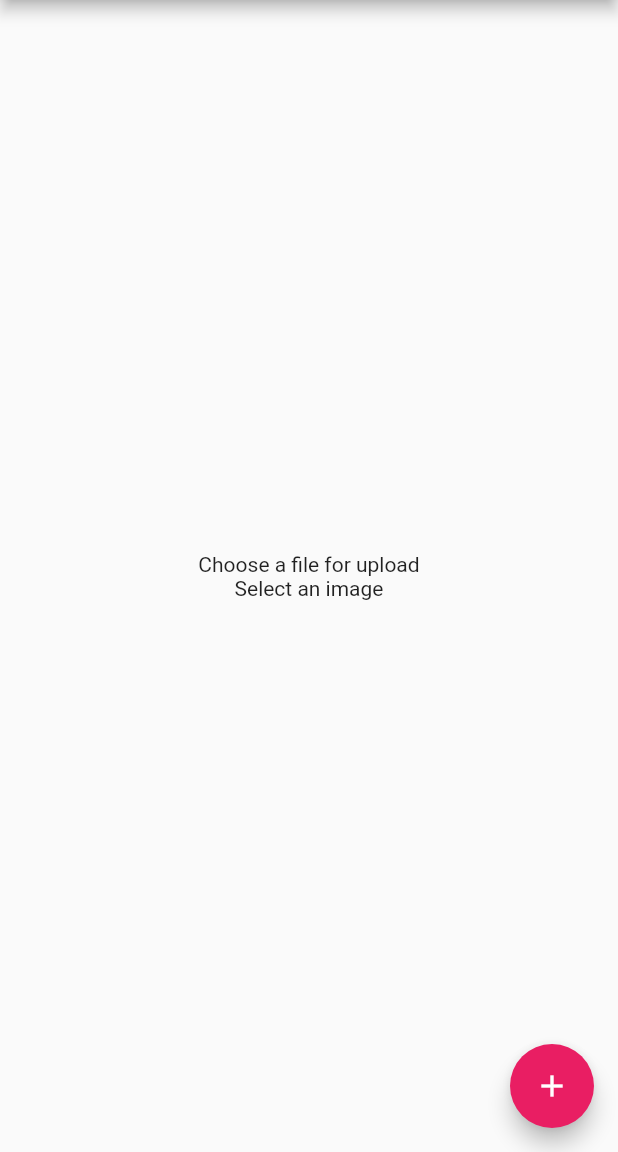
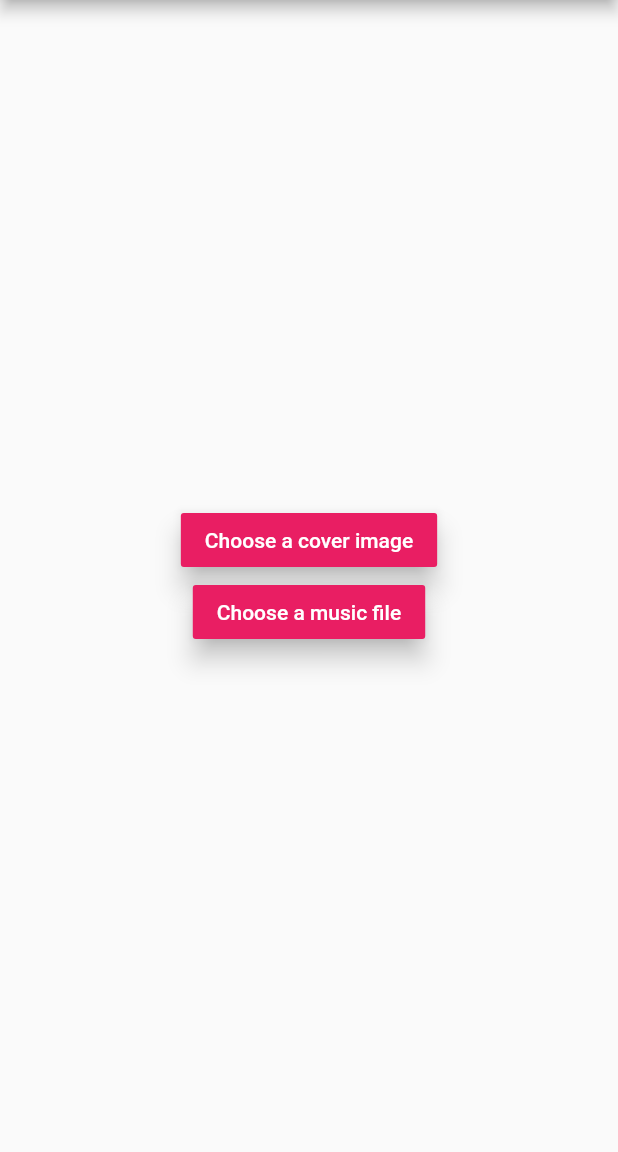
Before and after one commit to Dolphinstudio1/fitmix, a Flutter app: the screen it shows after launch, after a tap on the "add" icon, on a phone screen of 412 x 824 dp, the part 84-1236 px from its top. Run offline on Flutter 3.47's test engine with Material 2 defaults, Android fonts, the phone set to English and light mode, and no system bars; our stand-ins replace file_picker, firebase_storage, image_picker; accounts and stored records are empty.

Commit message:
Fitt mix v0.12
- dart file separation
- file picker implementation
- desktop app (hover) implementation

```diff
--- /dev/null
+++ b/lib/home.dart
@@ -0,0 +1,218 @@
+import 'package:flutter/material.dart';
+import 'dart:io';
+//import 'dart:html' as html;
+import 'package:path/path.dart' as path;
+
+//Image plugin
+import 'package:image_picker/image_picker.dart';
+
+//File picker web plugin
+//import 'package:file_picker_web/file_picker_web.dart';
+import 'package:file_picker/file_picker.dart';
+
+//Firebase storage plugin
+import 'package:firebase_storage/firebase_storage.dart';
+
+
+class MyHomePage extends StatefulWidget {
+  MyHomePage({Key key, this.title}) : super(key: key);
+
+  // This widget is the home page of your application. It is stateful, meaning
+  // that it has a State object (defined below) that contains fields that affect
+  // how it looks.
+
+  // This class is the configuration for the state. It holds the values (in this
+  // case the title) provided by the parent (in this case the App widget) and
+  // used by the build method of the State. Fields in a Widget subclass are
+  // always marked "final".
+
+  final String title;
+
+  @override
+  _MyHomePageState createState() => _MyHomePageState();
+}
+
+class _MyHomePageState extends State<MyHomePage> {
+  File imageFile;
+  File musicFile;
+  final picker = ImagePicker();
+  bool _floatingActionButtonShow = true;
+  bool selectContantsFlag = false;
+  var imageFileName;
+  var musicFileName;
+  final firebaseStorage = FirebaseStorage.instance;
+  //StorageReference listRef = firebaseStorage.ref().child("files/uid");
+  //List<StorageUploadTask> _tasks = <StorageUploadTask>[];
+
+  Future _uploadImageFile() async {
+    //final tempImage = await picker.getImage(source: ImageSource.gallery);
+    File chosenImage = await FilePicker.getFile(type: FileType.image);
+    imageFileName = path.basename(chosenImage.path);
+    print("imageFileName - " + imageFileName);
+    /*floatingActionButton: Visibility(
+      child: FloatingActionButton(onPressed: ),
+      visible: false, // set it to false
+    )*/
+
+    setState(() {
+      // This call to setState tells the Flutter framework that something has
+      // changed in this State, which causes it to rerun the build method below
+      // so that the display can reflect the updated values. If we changed
+      // _counter without calling setState(), then the build method would not be
+      // called again, and so nothing would appear to happen.
+      //_counter++;
+      imageFile = File(chosenImage.path);
+    });
+  }
+
+  Future _uploadMusicFile() async {
+    File file = await FilePicker.getFile(type: FileType.audio);
+    musicFileName = path.basename(file.path);
+    print("musicFileName - " + musicFileName);
+
+    setState(() {
+      musicFile = file;
+    });
+  }
+
+  void selectContentsMethod() {
+    _floatingActionButtonShow = false;
+    setState(() {
+      selectContantsFlag = true;
+    });
+  }
+
+  @override
+  Widget build(BuildContext context) {
+    // This method is rerun every time setState is called, for instance as done
+    // by the _incrementCounter method above.
+    //
+    // The Flutter framework has been optimized to make rerunning build methods
+    // fast, so that you can just rebuild anything that needs updating rather
+    // than having to individually change instances of widgets.
+
+    /*final List<Widget> children = <Widget>[];
+    _tasks.forEach((StorageUploadTask task) {
+      final Widget tile = UploadTaskListTile(
+        task: task,
+        onDismissed: () => setState(() => _tasks.remove(task)),
+        onDownload: () => _downloadFile(task.lastSnapshot.ref),
+      );
+      children.add(tile);
+    });*/
+
+    return Scaffold(
+      appBar: AppBar(
+        // Here we take the value from the MyHomePage object that was created by
+        // the App.build method, and use it to set our appbar title.
+        title: Text(widget.title),
+      ),
+      body: Center(
+        // Center is a layout widget. It takes a single child and positions it
+        // in the middle of the parent.
+        child: Column(
+          // Column is also a layout widget. It takes a list of children and
+          // arranges them vertically. By default, it sizes itself to fit its
+          // children horizontally, and tries to be as tall as its parent.
+          //
+          // Invoke "debug painting" (press "p" in the console, choose the
+          // "Toggle Debug Paint" action from the Flutter Inspector in Android
+          // Studio, or the "Toggle Debug Paint" command in Visual Studio Code)
+          // to see the wireframe for each widget.
+          //
+          // Column has various properties to control how it sizes itself and
+          // how it positions its children. Here we use mainAxisAlignment to
+          // center the children vertically; the main axis here is the vertical
+          // axis because Columns are vertical (the cross axis would be
+          // horizontal).
+          mainAxisAlignment: MainAxisAlignment.center,
+          children: <Widget>[
+            Text(
+              '',
+            ),
+            /*Text(
+              '$_counter',
+              style: Theme.of(context).textTheme.headline4,
+            ),*/
+
+            if (selectContantsFlag == false) Text('Choose a mix for upload') else selectContents(),
+            //imageFile == null? selectContents() : selectContents(), //enableUpload()
+            if(imageFile != null && musicFile != null) enableUpload() else Text(''),
+            //var dowurl = await (await imageUploadTask.onComplete).firebaseStorageRefImage.getDownloadURL();
+          ],
+        ),
+
+
+
+      ),
+      floatingActionButton: Visibility(
+        visible: _floatingActionButtonShow,
+        child: FloatingActionButton(
+            tooltip: 'Upload', child: Icon(Icons.add), onPressed: selectContentsMethod)
+      ), // This trailing comma makes auto-formatting nicer for build methods.
+    );
+  }
+
+  Widget selectContents() {
+    return Container(
+      child: Column(
+        children: <Widget>[
+        if(imageFile != null)
+          Image.file(imageFile, height: 300.0, width: 300.0),
+        RaisedButton(
+          elevation: 7.0,
+          child: Text('Choose a cover image'),
+          textColor: Colors.white,
+          color: Colors.pink,
+          onPressed: _uploadImageFile
+        ),
+        RaisedButton(
+          elevation: 7.0,
+          child: Text('Choose a music file'),
+          textColor: Colors.white,
+          color: Colors.pink,
+          onPressed: _uploadMusicFile
+        )],
+      ),
+    );
+  }
+
+  Widget enableUpload() {
+    return Container(
+      child: Column(
+        children: <Widget>[
+          RaisedButton(
+            elevation: 7.0,
+            child: Text('Upload'),
+            textColor: Colors.white,
+            color: Colors.pink,
+            onPressed: () {
+              final StorageReference firebaseStorageRefImage = firebaseStorage.ref().child(imageFileName);
+              final StorageReference firebaseStorageRefMusic = firebaseStorage.ref().child(musicFileName);
+              final StorageUploadTask imageUploadTask = firebaseStorageRefImage.putFile(imageFile);
+              final StorageUploadTask musicUploadTask = firebaseStorageRefMusic.putFile(musicFile);
+              setState(() {
+                selectContantsFlag = false;
+                imageFile = null;
+                musicFile = null;
+                _floatingActionButtonShow = true;
+              });
+            },
+          )
+          //final storageTaskSnapshot = await task.onComplete;
+        ],
+      ),
+    );
+  }
+
+  /*Future<String> uploadImage(var imageFile ) async {
+    StorageReference ref = storage.ref().child("/photo.jpg");
+    StorageUploadTask uploadTask = ref.putFile(imageFile);
+
+    var dowurl = await (await uploadTask.onComplete).ref.getDownloadURL();
+    url = dowurl.toString();
+
+    return url;
+  }*/
+
+}
--- a/lib/main.dart
+++ b/lib/main.dart
@@ -1,13 +1,5 @@
-import 'dart:io';
-//import 'dart:html' as html;
-
 import 'package:flutter/material.dart';
-
-//Image plugin
-import 'package:image_picker/image_picker.dart';
-
-//Firebase storage plugin
-import 'package:firebase_storage/firebase_storage.dart';
+import 'home.dart';
 
 void main() {
   runApp(MyApp());
@@ -39,115 +31,3 @@ class MyApp extends StatelessWidget {
     );
   }
 }
-
-class MyHomePage extends StatefulWidget {
-  MyHomePage({Key key, this.title}) : super(key: key);
-
-  // This widget is the home page of your application. It is stateful, meaning
-  // that it has a State object (defined below) that contains fields that affect
-  // how it looks.
-
-  // This class is the configuration for the state. It holds the values (in this
-  // case the title) provided by the parent (in this case the App widget) and
-  // used by the build method of the State. Fields in a Widget subclass are
-  // always marked "final".
-
-  final String title;
-
-  @override
-  _MyHomePageState createState() => _MyHomePageState();
-}
-
-class _MyHomePageState extends State<MyHomePage> {
-  int _counter = 0;
-  File coverImage;
-  final picker = ImagePicker();
-
-  Future _uploadFile() async {
-    final tempImage = await picker.getImage(source: ImageSource.gallery);
-
-    setState(() {
-      // This call to setState tells the Flutter framework that something has
-      // changed in this State, which causes it to rerun the build method below
-      // so that the display can reflect the updated values. If we changed
-      // _counter without calling setState(), then the build method would not be
-      // called again, and so nothing would appear to happen.
-      //_counter++;
-      coverImage = File(tempImage.path);
-    });
-  }
-
-  @override
-  Widget build(BuildContext context) {
-    // This method is rerun every time setState is called, for instance as done
-    // by the _incrementCounter method above.
-    //
-    // The Flutter framework has been optimized to make rerunning build methods
-    // fast, so that you can just rebuild anything that needs updating rather
-    // than having to individually change instances of widgets.
-    return Scaffold(
-      appBar: AppBar(
-        // Here we take the value from the MyHomePage object that was created by
-        // the App.build method, and use it to set our appbar title.
-        title: Text(widget.title),
-      ),
-      body: Center(
-        // Center is a layout widget. It takes a single child and positions it
-        // in the middle of the parent.
-        child: Column(
-          // Column is also a layout widget. It takes a list of children and
-          // arranges them vertically. By default, it sizes itself to fit its
-          // children horizontally, and tries to be as tall as its parent.
-          //
-          // Invoke "debug painting" (press "p" in the console, choose the
-          // "Toggle Debug Paint" action from the Flutter Inspector in Android
-          // Studio, or the "Toggle Debug Paint" command in Visual Studio Code)
-          // to see the wireframe for each widget.
-          //
-          // Column has various properties to control how it sizes itself and
-          // how it positions its children. Here we use mainAxisAlignment to
-          // center the children vertically; the main axis here is the vertical
-          // axis because Columns are vertical (the cross axis would be
-          // horizontal).
-          mainAxisAlignment: MainAxisAlignment.center,
-          children: <Widget>[
-            Text(
-              'Choose a file for upload',
-            ),
-            /*Text(
-              '$_counter',
-              style: Theme.of(context).textTheme.headline4,
-            ),*/
-            coverImage == null? Text('Select an image'): enableUpload(),
-          ],
-        ),
-      ),
-      floatingActionButton: FloatingActionButton(
-        onPressed: _uploadFile,
-        tooltip: 'Upload',
-        child: Icon(Icons.add),
-      ), // This trailing comma makes auto-formatting nicer for build methods.
-    );
-  }
-
-  Widget enableUpload() {
-    return Container(
-      child: Column(
-        children: <Widget>[
-          Image.file(coverImage, height: 300.0, width: 300.0),
-          RaisedButton(
-            elevation: 7.0,
-            child: Text('Upload'),
-            textColor: Colors.white,
-            color: Colors.pink,
-            onPressed: () {
-              final StorageReference firebaseStorageRef = FirebaseStorage.instance.ref().child('myimage.jpg');
-              final StorageUploadTask task = firebaseStorageRef.putFile(coverImage);
-            },
-          )
-      //final storageTaskSnapshot = await task.onComplete;
-        ],
-      ),
-    );
-  }
-}
--- /dev/null
+++ b/lib/main_desktop.dart
@@ -0,0 +1,6 @@
+import 'main.dart' as original_main;
+
+// This file is the default main entry-point for go-flutter application.
+void main() {
+  original_main.main();
+}
--- a/pubspec.yaml
+++ b/pubspec.yaml
@@ -25,6 +25,8 @@ dependencies:
     sdk: flutter
   firebase_storage:
   image_picker:
+  file_picker: ^1.10.0
+  file_picker_web: any
 
   # The following adds the Cupertino Icons font to your application.
   # Use with the CupertinoIcons class for iOS style icons.
```
Also changed, not shown: go/hover.yaml (added, +8 -0 lines), go/assets/icon.png (added), pubspec.lock, 8 other files.
